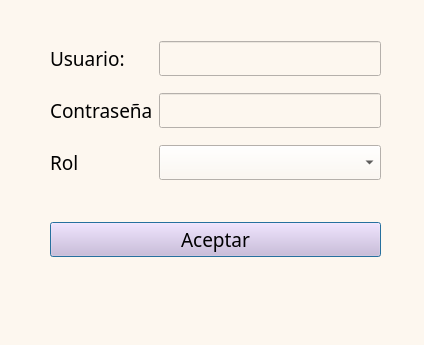
This is nuevo.ui in ISABELpolania18/ProyectoFinal29 as Qt 5 draws it before an edit. The edited form follows.
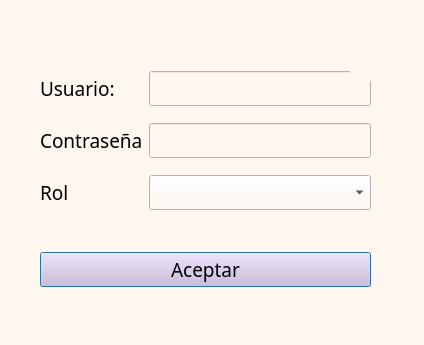
This is the edited form. Icons and pictures are not drawn.

The edit to the form file:
```diff
--- a/nuevo.ui
+++ b/nuevo.ui
@@ -19,8 +19,8 @@
   <widget class="QWidget" name="gridLayoutWidget">
    <property name="geometry">
     <rect>
-     <x>50</x>
-     <y>30</y>
+     <x>40</x>
+     <y>60</y>
      <width>331</width>
      <height>161</height>
     </rect>
@@ -115,8 +115,8 @@
   <widget class="QWidget" name="horizontalLayoutWidget">
    <property name="geometry">
     <rect>
-     <x>50</x>
-     <y>200</y>
+     <x>40</x>
+     <y>230</y>
      <width>331</width>
      <height>80</height>
     </rect>
@@ -142,6 +142,25 @@
     </item>
    </layout>
   </widget>
+  <widget class="QLabel" name="label_4">
+   <property name="geometry">
+    <rect>
+     <x>350</x>
+     <y>0</y>
+     <width>81</width>
+     <height>81</height>
+    </rect>
+   </property>
+   <property name="text">
+    <string/>
+   </property>
+   <property name="pixmap">
+    <pixmap>logo.png</pixmap>
+   </property>
+   <property name="scaledContents">
+    <bool>true</bool>
+   </property>
+  </widget>
  </widget>
  <resources/>
  <connections/>
```
